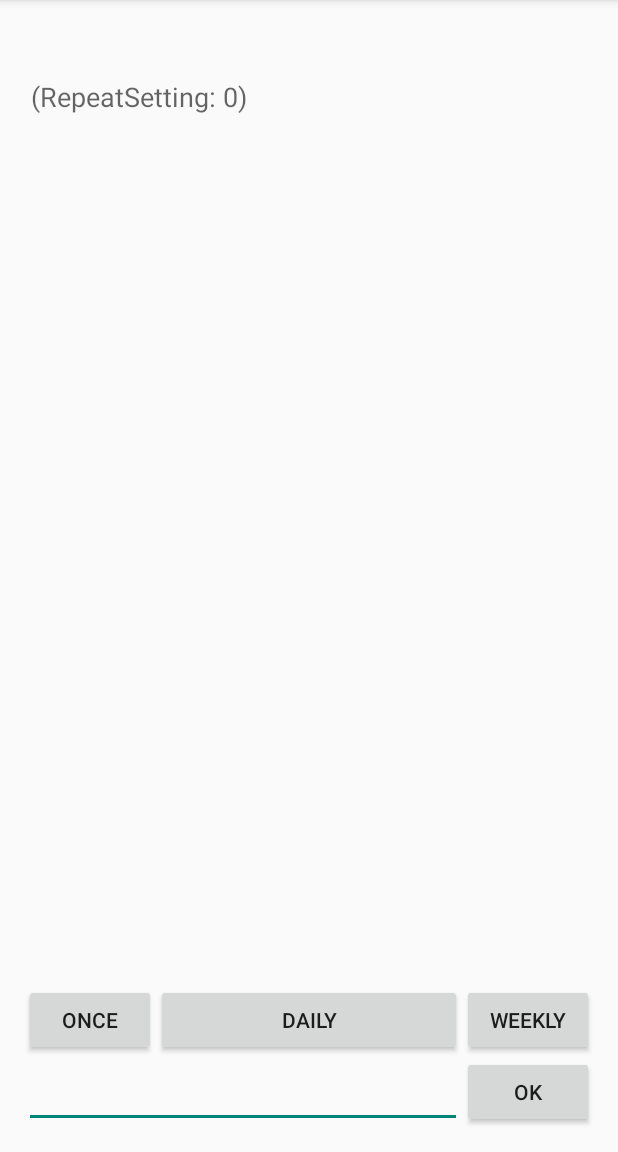
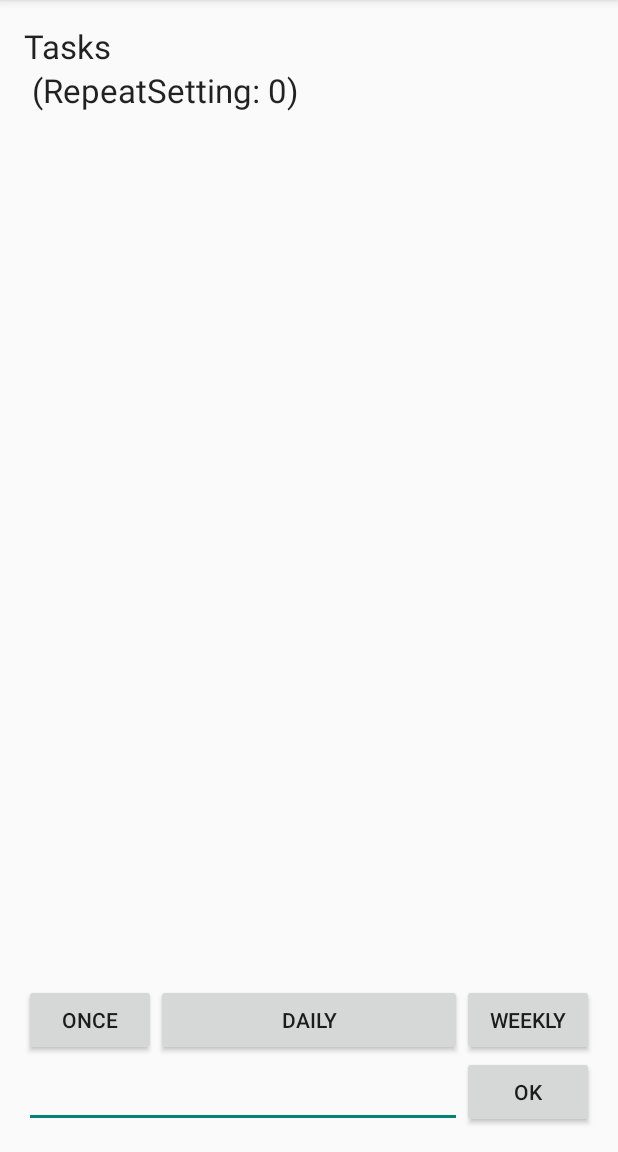
Before and after one commit to Epixyl/TimeManager, an Android app: the screen it shows after launch (TimeActivity), after a tap on "OK", on a phone screen of 412 x 824 dp, the part 84-1236 px from its top. Run offline under Robolectric (Android 15) with nearby library versions, the phone set to English and light mode, and no system bars.

Commit message:
IT WORKS BETTER THAN EVER BUT NOW IT CRASHES

```diff
--- a/app/src/main/java/com/epixyl/timemanager/TimeActivity.java
+++ b/app/src/main/java/com/epixyl/timemanager/TimeActivity.java
@@ -20,7 +20,9 @@ public class TimeActivity extends Activity{
     Button button2;
     Button button3;
     Button button4;
+    TextView textView2, textView3, textView4, textView5, textView6, textView7;
     int repeatSetting = 0;
+    int points = 0;
     EditText editText;
     TextView text;
     ArrayList<String> tasks;
@@ -32,17 +34,29 @@ public class TimeActivity extends Activity{
         button2 = (Button)findViewById(R.id.button2);
         button3 = (Button)findViewById(R.id.button3);
         button4 = (Button)findViewById(R.id.button4);
+        textView2 = (TextView)findViewById(R.id.textView2);
+        textView3 = (TextView)findViewById(R.id.textView3);
+        textView4 = (TextView)findViewById(R.id.textView4);
+        textView5 = (TextView)findViewById(R.id.textView5);
+        textView6 = (TextView)findViewById(R.id.textView6);
+        textView7 = (TextView)findViewById(R.id.textView7);
+        textView2.setText("");
+        textView3.setText("");
+        textView4.setText("");
+        textView5.setText("");
+        textView6.setText("");
+        textView7.setText("");
         editText = (EditText) findViewById(R.id.editText);
         text = (TextView)findViewById(R.id.textView);
 
-        text.setText("No entries.");
+        text.setText("Tasks");
         tasks = new ArrayList<String>();
         button.setOnClickListener(new View.OnClickListener() {
             @Override
             public void onClick(View v) {
                 //Toast.makeText(editText.getContext(),editText.getText(),Toast.LENGTH_LONG).show();
                 if(editText.getText().toString() != ""){
-                    tasks.add(editText.getText().toString()+" (RepeatSetting: "+repeatSetting+")");
+                    tasks.add(editText.getText().toString()+" (RepeatSetting: "+repeatSetting+")\n");
                     getMostRecent();
                 }
                 editText.setText("");
@@ -69,18 +83,97 @@ public class TimeActivity extends Activity{
                 repeatSetting = 2;
             }
         });
+        textView2.setOnClickListener(new View.OnClickListener() {
+            @Override
+            public void onClick(View v) {
+                if(tasks.get(0)!="" && tasks.size()<0) {
+                    tasks.remove(0);
+                    getMostRecent();
+                }
+            }
+        });
+        textView3.setOnClickListener(new View.OnClickListener() {
+            @Override
+            public void onClick(View v) {
+                if(tasks.get(1)!="" && tasks.size()<1) {
+                    tasks.remove(1);
+                    getMostRecent();
+                }
+            }
+        });
+        textView4.setOnClickListener(new View.OnClickListener() {
+            @Override
+            public void onClick(View v) {
+                if(tasks.get(2)!="" && tasks.size()<2) {
+                    tasks.remove(2);
+                    getMostRecent();
+                }
+            }
+        });
+        textView5.setOnClickListener(new View.OnClickListener() {
+            @Override
+            public void onClick(View v) {
+                if(tasks.get(3)!="" && tasks.size()<3) {
+                    tasks.remove(3);
+                    getMostRecent();
+                }
+            }
+        });
+        textView6.setOnClickListener(new View.OnClickListener() {
+            @Override
+            public void onClick(View v) {
+                if(tasks.get(4)!="" && tasks.size()<4) {
+                    tasks.remove(4);
+                    getMostRecent();
+                }
+            }
+        });
+        textView7.setOnClickListener(new View.OnClickListener() {
+            @Override
+            public void onClick(View v) {
+                if(tasks.get(5)!="" && tasks.size()<5) {
+                    tasks.remove(5);
+                    getMostRecent();
+                }
+            }
+        });
 
     }
     public void getMostRecent() {
         String s = "";
-        for(int i=0; i<tasks.size(); i++) {
-            s += tasks.get(i)+"\n";
+        textView2.setText("");
+        textView3.setText("");
+        textView4.setText("");
+        textView5.setText("");
+        textView6.setText("");
+        textView7.setText("");
+        for(int i=0; i<Math.min(tasks.size(), 5); i++) {
+            if(tasks.size()>i) {
+                s = tasks.get(i);
+                switch (i) {
+                    case 0:
+                        textView2.setText(s);
+                        break;
+                    case 1:
+                        textView3.setText(s);
+                        break;
+                    case 2:
+                        textView4.setText(s);
+                        break;
+                    case 3:
+                        textView5.setText(s);
+                        break;
+                    case 4:
+                        textView6.setText(s);
+                        break;
+                    case 5:
+                        textView7.setText(s);
+                        break;
+                }
+            }
         }
-        text.setText(s);
     }
-    public void pickTime() {
 
-    }
     @Override
     public boolean onCreateOptionsMenu(Menu menu) {
         // Inflate the menu; this adds items to the action bar if it is present.
--- a/app/src/main/res/layout/activity_time.xml
+++ b/app/src/main/res/layout/activity_time.xml
@@ -23,15 +23,6 @@
         android:layout_alignParentStart="true"
         android:layout_toLeftOf="@+id/button"
         android:layout_toStartOf="@+id/button" />
-
-    <TextView
-        android:layout_width="wrap_content"
-        android:layout_height="wrap_content"
-        android:textAppearance="?android:attr/textAppearanceMedium"
-        android:text="No entries."
-        android:id="@+id/textView"
-        android:layout_alignParentTop="true"
-        android:layout_marginTop="36dp" />
 
     <Button
         android:layout_width="wrap_content"
@@ -63,4 +54,81 @@
         android:layout_alignLeft="@+id/button"
         android:layout_alignStart="@+id/button" />
 
+    <TextView
+        android:layout_width="wrap_content"
+        android:layout_height="wrap_content"
+        android:textAppearance="?android:attr/textAppearanceLarge"
+        android:text="Tasks\n"
+        android:id="@+id/textView"
+        android:layout_alignParentTop="true"
+        android:layout_alignParentLeft="true"
+        android:layout_alignParentStart="true" />
+
+    <LinearLayout
+        android:orientation="vertical"
+        android:layout_width="fill_parent"
+        android:layout_height="fill_parent"
+        android:layout_below="@+id/textView"
+        android:layout_toStartOf="@+id/button3"
+        android:layout_toLeftOf="@+id/button3"
+        android:layout_alignParentRight="true"
+        android:layout_alignParentEnd="true"
+        android:layout_above="@+id/button2"
+        android:id="@+id/linearLayout">
+
+        <TextView
+            android:layout_width="match_parent"
+            android:layout_height="wrap_content"
+            android:textAppearance="?android:attr/textAppearanceLarge"
+            android:text="Large Text\n"
+            android:id="@+id/textView2"
+            android:onClick="onClick"
+            android:clickable="true"/>
+
+        <TextView
+            android:layout_width="match_parent"
+            android:layout_height="wrap_content"
+            android:textAppearance="?android:attr/textAppearanceLarge"
+            android:text="Large Text\n"
+            android:id="@+id/textView3"
+            android:onClick="onClick"
+            android:clickable="true"/>
+
+        <TextView
+            android:layout_width="match_parent"
+            android:layout_height="wrap_content"
+            android:textAppearance="?android:attr/textAppearanceLarge"
+            android:text="Large Text\n"
+            android:id="@+id/textView4"
+            android:onClick="onClick"
+            android:clickable="true"/>
+
+        <TextView
+            android:layout_width="match_parent"
+            android:layout_height="wrap_content"
+            android:textAppearance="?android:attr/textAppearanceLarge"
+            android:text="Large Text\n"
+            android:id="@+id/textView5"
+            android:onClick="onClick"
+            android:clickable="true"/>
+
+        <TextView
+            android:layout_width="match_parent"
+            android:layout_height="wrap_content"
+            android:textAppearance="?android:attr/textAppearanceLarge"
+            android:text="Large Text\n"
+            android:id="@+id/textView6"
+            android:onClick="onClick"
+            android:clickable="true"/>
+
+        <TextView
+            android:layout_width="match_parent"
+            android:layout_height="wrap_content"
+            android:textAppearance="?android:attr/textAppearanceLarge"
+            android:text="Large Text\n"
+            android:id="@+id/textView7"
+            android:onClick="onClick"
+            android:clickable="true"/>
+    </LinearLayout>
+
 </RelativeLayout>
```
